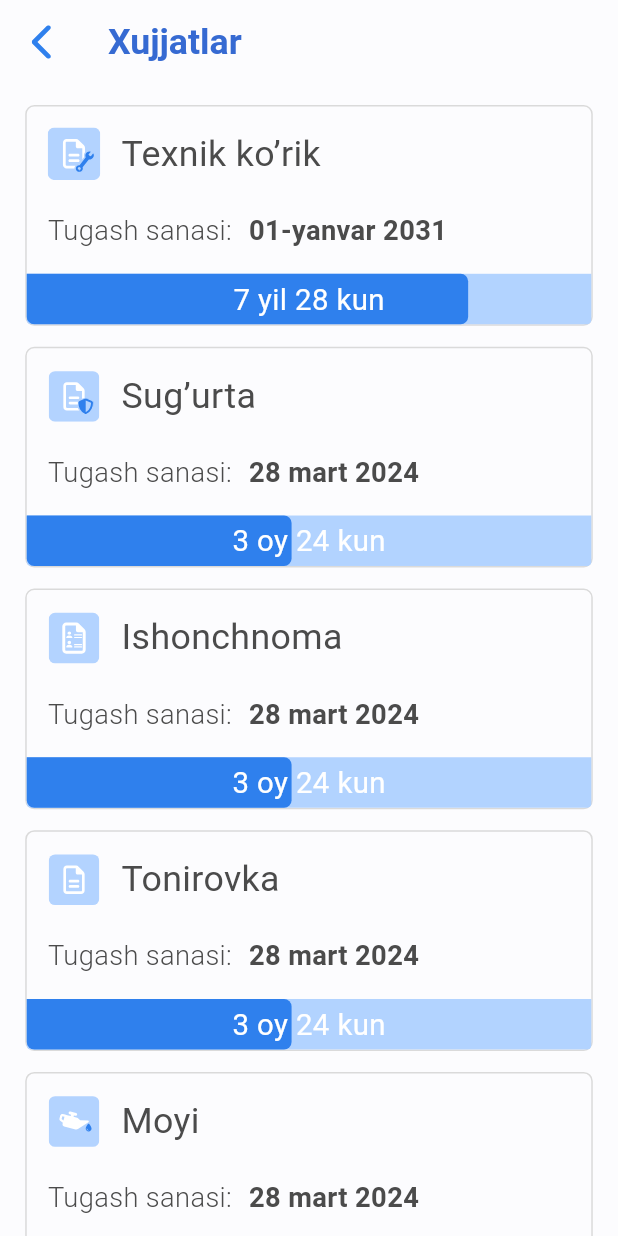
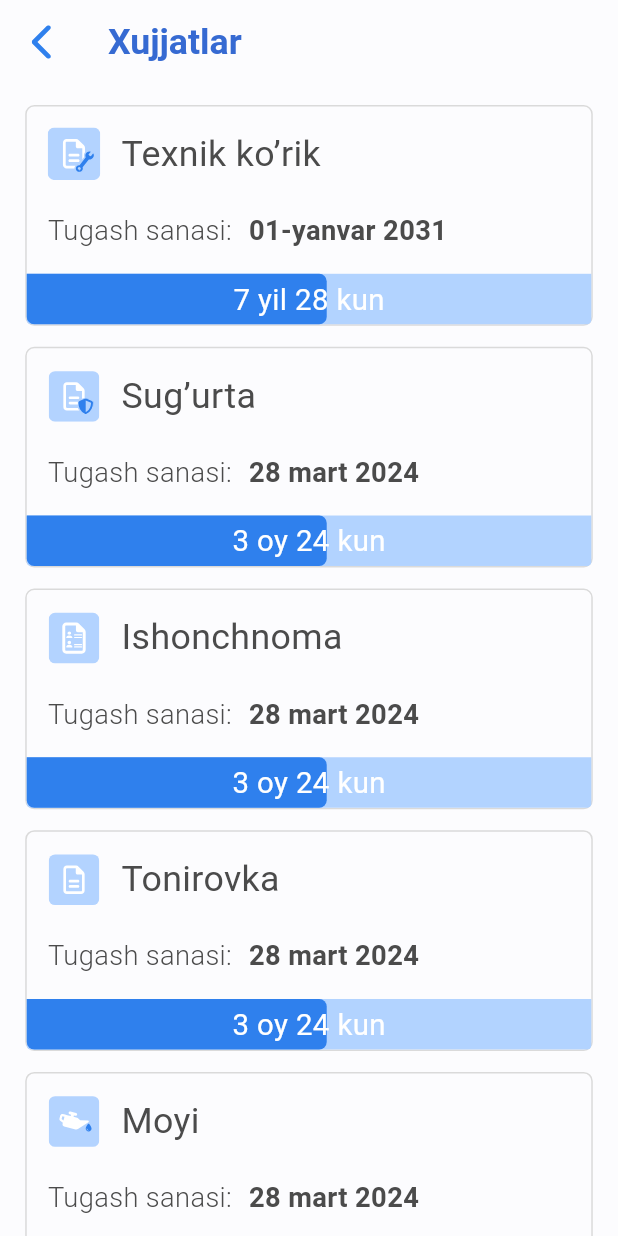
Before and after one commit to Abdurahim2704/markab, a Flutter app: the DocumentsPage screen opened directly, on a phone screen of 412 x 824 dp. Run offline on Flutter 3.47's test engine with Material 3 defaults, Android fonts, the phone set to English and light mode, and no system bars; our stand-ins replace bloc, equatable, flutter_bloc, flutter_screenutil, flutter_svg, get_it and 4 more; accounts and stored records are empty; Roboto replaces fonts that are missing (Proxima Nova).

Commit message:
updated card feature: adding screens and models

```diff
--- a/lib/features/auth/presentation/pages/documents_page.dart
+++ b/lib/features/auth/presentation/pages/documents_page.dart
@@ -22,6 +22,7 @@ Widget buildOption(
   Documents data,
   void Function() onTap,
 ) {
+  final overallTime = DateTime(2);
   return InkWell(
     borderRadius: const BorderRadius.all(
       Radius.circular(6),
@@ -104,8 +105,13 @@ Widget buildOption(
               color: CustomColors.oxFFB2D3FF,
               child: Stack(
                 children: [
-                  Container(
-                    width: data.deadline == "01-yanvar 2031" ? 210.w : 126.w,
+                  TweenAnimationBuilder<double>(
+                    tween: Tween<double>(begin: 0.0, end: 1.0),
+                    duration: Duration(seconds: 1),
+                    builder:
+                        (BuildContext context, double value, Widget? child) {
+                      return Container(
+                        width: value * 200,
                         decoration: const BoxDecoration(
                           color: CustomColors.oxFF2F80ED,
                           borderRadius: BorderRadius.only(
@@ -114,6 +120,8 @@ Widget buildOption(
                             bottomLeft: Radius.circular(5),
                           ),
                         ),
+                      );
+                    },
                   ),
                   Center(
                     child: Text(
```
Also changed, not shown: lib/features/home/data/service/home_service.dart (added, +28 -0 lines), lib/features/home/domain/repository/home_repository.dart (added, +12 -0 lines). Lines whose indentation alone changed are shown as unchanged.
